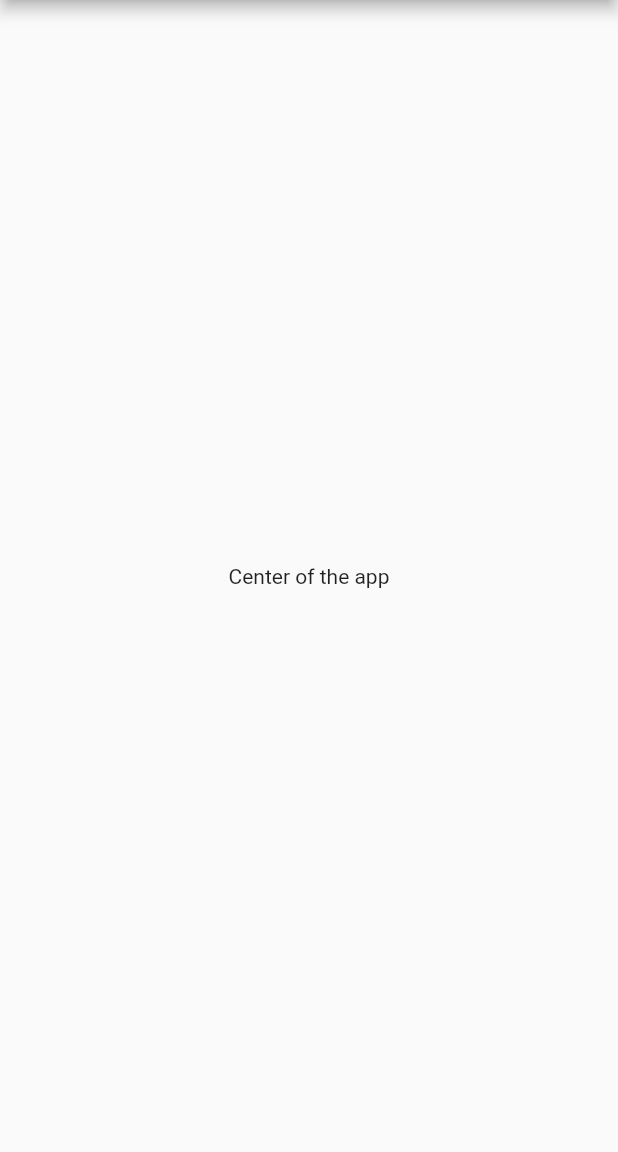
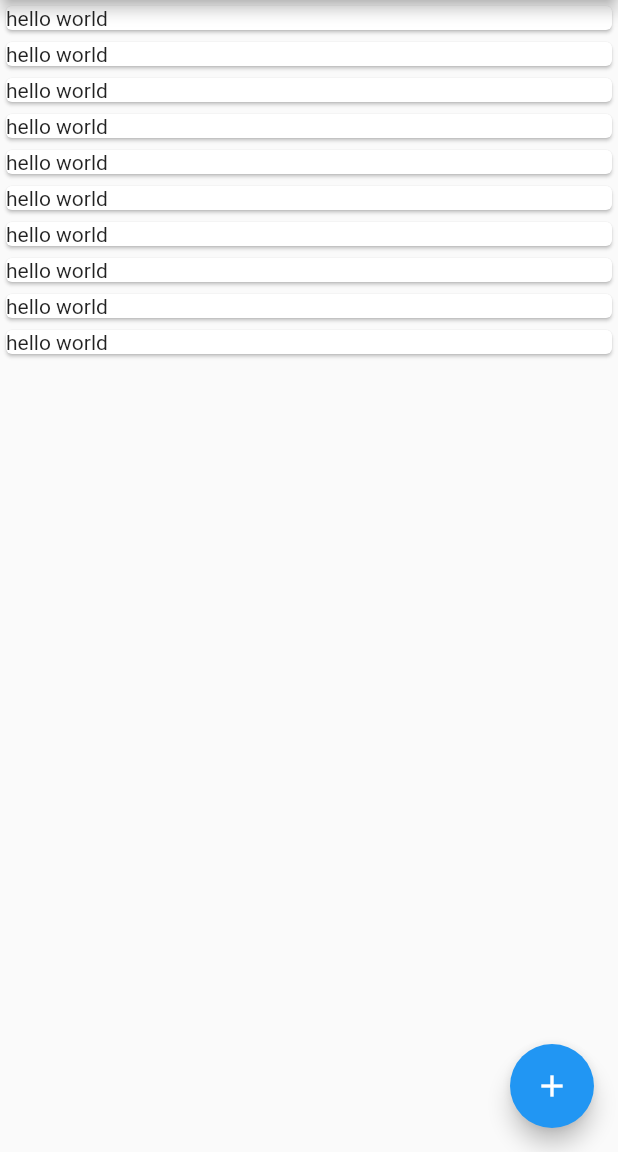
Before and after one commit to MasterNeuromancer/contacts_app, a Flutter app: the screen it shows after launch, on a phone screen of 412 x 824 dp, the part 84-1236 px from its top. Run offline on Flutter 3.47's test engine with Material 2 defaults, Android fonts, the phone set to English and light mode, and no system bars.

Commit message:
added list view on home screen with card, navigation to contact form on floating action tap

```diff
--- a/lib/home.dart
+++ b/lib/home.dart
@@ -1,31 +1,36 @@
 import 'package:flutter/material.dart';
 
-class ContactForm extends StatefulWidget {
-  const ContactForm({Key? key, required this.title}) : super(key: key);
+class ContactList extends StatefulWidget {
+  const ContactList({Key? key, required this.title}) : super(key: key);
 
   final String title;
 
   @override
-  State<ContactForm> createState() => _ContactFormState();
+  State<ContactList> createState() => _ContactListState();
 }
 
-class _ContactFormState extends State<ContactForm> {
+class _ContactListState extends State<ContactList> {
   @override
   Widget build(BuildContext context) {
     return Scaffold(
       appBar: AppBar(
         title: Text(widget.title),
       ),
-      body: const Center(
-        child: Text(
-          'Center of the app',
-        ),
+      body: ListView.builder(
+        itemCount: 10,
+        itemBuilder: (context, index) {
+          return const Card(
+            child: Text('hello world'),
+          );
+        },
       ),
-      // floatingActionButton: FloatingActionButton(
-      //   onPressed: _incrementCounter,
-      //   tooltip: 'Increment',
-      //   child: const Icon(Icons.add),
-      // ),
+      floatingActionButton: FloatingActionButton(
+        onPressed: () {
+          Navigator.of(context).pushNamed("/AddNewContact");
+        },
+        tooltip: 'Add new Contact',
+        child: const Icon(Icons.add),
+      ),
     );
   }
 }
--- a/lib/main.dart
+++ b/lib/main.dart
@@ -1,4 +1,5 @@
 import 'package:contacts_app/home.dart';
+import 'package:contacts_app/signUpForm.dart';
 import 'package:flutter/material.dart';
 
 void main() {
@@ -15,7 +16,13 @@ class MyApp extends StatelessWidget {
       theme: ThemeData(
         primarySwatch: Colors.blue,
       ),
-      home: const ContactForm(title: 'Contacts App'),
+      home: const ContactList(title: 'Contacts App'),
+      routes: <String, WidgetBuilder>{
+        "/AddNewContact": (BuildContext context) => const ContactForm(
+              title: 'Contacts App',
+            ),
+        //add more routes here
+      },
     );
   }
 }
```
Also changed, not shown: lib/signUpForm.dart (added, +67 -0 lines).
